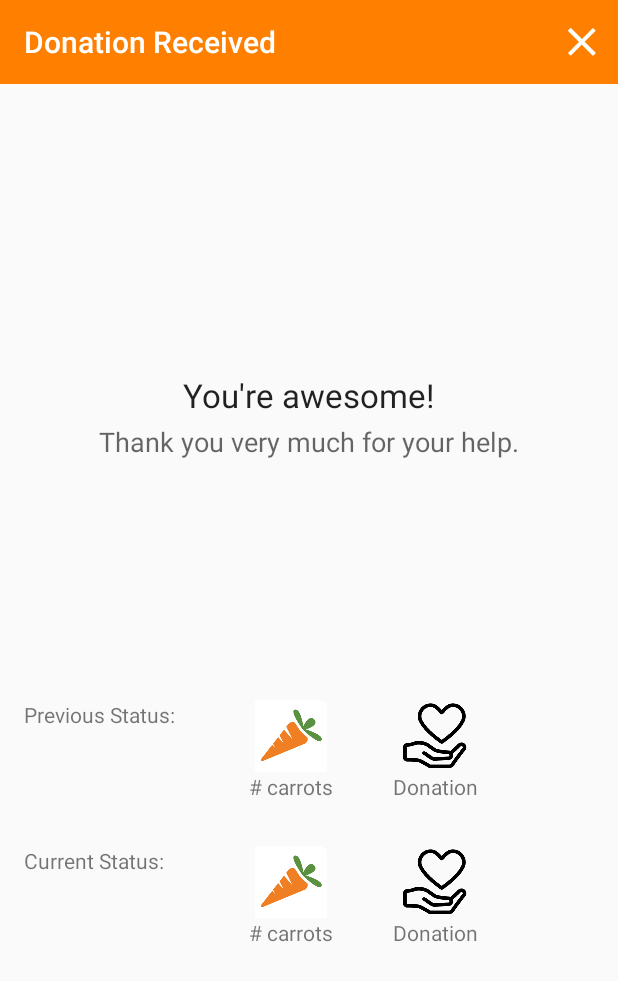
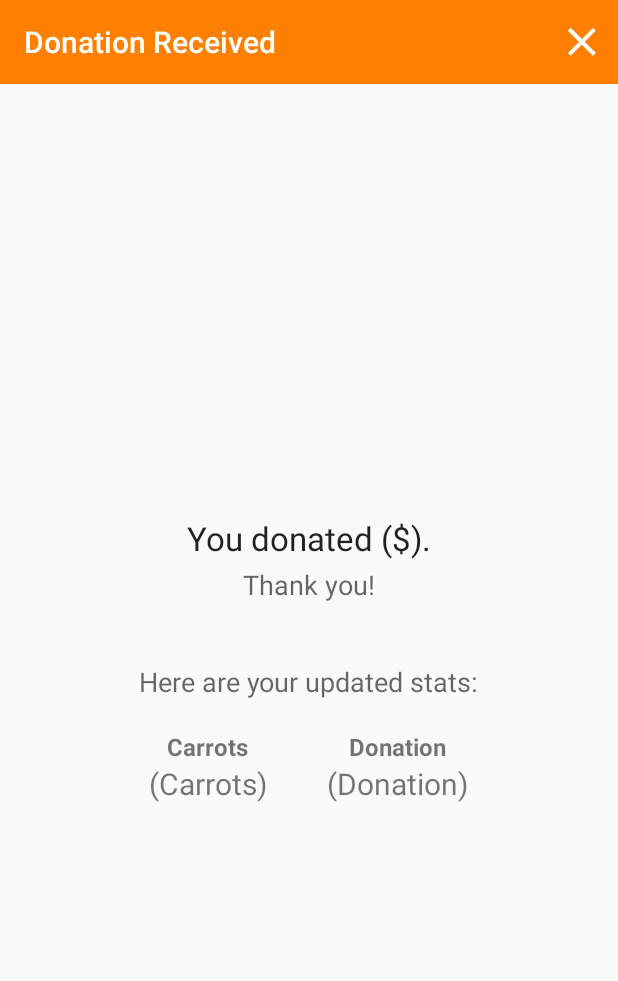
Before and after one commit to jak060/WhiteRabbit, an Android app: the DonationSuccessActivity screen opened directly, with no data from a screen before it, on a phone screen of 412 x 824 dp. Shown: the top 981 px of the screen. Run offline under Robolectric (Android 15) with nearby library versions, the light colour scheme and no system bars; 7 statements that could not run were skipped.

Commit message:
Update donation success activity

```diff
--- a/app/src/main/java/com/whiterabbitt/whiterabbitt/DonationSuccessActivity.java
+++ b/app/src/main/java/com/whiterabbitt/whiterabbitt/DonationSuccessActivity.java
@@ -13,8 +13,7 @@ public class DonationSuccessActivity extends AppCompatActivity {
     Integer currCarrots;
     Integer currAmount;
 
-    TextView prevCarrotView;
-    TextView prevAmountView;
+    TextView headerView;
     TextView currCarrotView;
     TextView currAmountView;
 
@@ -27,20 +26,20 @@ public class DonationSuccessActivity extends AppCompatActivity {
         getSupportActionBar().setElevation(0);
 
         // Initializing Views
-        prevCarrotView = (TextView) findViewById(R.id.carrots_value);
-        prevAmountView = (TextView) findViewById(R.id.donation_value);
-        currCarrotView = (TextView) findViewById(R.id.carrots_value2);
-        currAmountView = (TextView) findViewById(R.id.donation_points2);
+        headerView = (TextView) findViewById(R.id.header);
+        currCarrotView = (TextView) findViewById(R.id.carrots_value);
+        currAmountView = (TextView) findViewById(R.id.donation_value);
 
         Intent intent = getIntent();
 
+        // TODO: Probably want to change this to only save / retrieve amount donated.
         prevCarrots = (Integer) intent.getExtras().get("prevCarrots");
         prevAmount = (Integer) intent.getExtras().get("prevDonationPoints");
+
         currCarrots = (Integer) intent.getExtras().get("currentCarrots");
         currAmount = (Integer) intent.getExtras().get("currentDonationPoints");
 
-        prevCarrotView.setText(prevCarrots.toString());
-        prevAmountView.setText("$"+prevAmount.toString());
+        headerView.setText(String.format("You donated $%d.", currAmount - prevAmount));
         currCarrotView.setText(currCarrots.toString());
         currAmountView.setText("$"+currAmount.toString());
     }
--- a/app/src/main/res/layout/activity_donation_success.xml
+++ b/app/src/main/res/layout/activity_donation_success.xml
@@ -13,7 +13,7 @@
         android:layout_marginBottom="4dp"
         android:layout_centerHorizontal="true"
         android:textAppearance="?android:attr/textAppearanceLarge"
-        android:text="You're awesome!" />
+        android:text="You donated ($)." />
 
     <TextView android:id="@+id/subtitle"
         android:layout_below="@id/header"
@@ -21,29 +21,25 @@
         android:layout_height="wrap_content"
         android:layout_centerHorizontal="true"
         android:textAppearance="?android:attr/textAppearanceMedium"
-        android:text="Thank you very much for your help." />
+        android:text="Thank you!" />
 
-    <View android:id="@+id/placeholder"
+    <TextView android:id="@+id/text_stats"
         android:layout_below="@id/subtitle"
-        android:layout_width="160dp"
-        android:layout_height="160dp"
-        android:layout_centerHorizontal="true" />
+        android:layout_width="wrap_content"
+        android:layout_height="wrap_content"
+        android:layout_marginTop="40dp"
+        android:layout_marginBottom="20dp"
+        android:layout_centerHorizontal="true"
+        android:textAppearance="?android:attr/textAppearanceMedium"
+        android:text="Here are your updated stats:"/>
 
     <LinearLayout
-        android:layout_below="@id/placeholder"
-        android:layout_width="fill_parent"
+        android:layout_below="@id/text_stats"
+        android:layout_width="wrap_content"
         android:layout_height="wrap_content"
         android:orientation="horizontal"
         android:layout_centerHorizontal="true"
         android:id="@+id/linearLayout">
-
-        <TextView
-            android:layout_width="150dp"
-            android:layout_height="wrap_content"
-            android:layout_below="@+id/placeholder"
-            android:text="Previous Status:"
-            android:id="@+id/label_previous_status" />
-
         <LinearLayout
             android:layout_width="wrap_content"
             android:layout_height="wrap_content"
@@ -51,14 +47,17 @@
             android:layout_marginEnd="40dp"
             android:orientation="vertical">
 
-            <ImageView
+            <TextView
                 android:layout_width="wrap_content"
                 android:layout_height="wrap_content"
-                android:src="@drawable/ic_carrot_48dp" />
+                android:textStyle="bold"
+                android:textSize="16sp"
+                android:text="@string/carrots" />
             <TextView android:id="@+id/carrots_value"
                 android:layout_width="wrap_content"
                 android:layout_height="wrap_content"
-                android:text="# carrots" />
+                android:textSize="20sp"
+                android:text="@string/carrots_placeholder" />
         </LinearLayout>
 
         <LinearLayout
@@ -68,65 +67,17 @@
 
             android:orientation="vertical">
 
-            <ImageView
+            <TextView
                 android:layout_width="wrap_content"
                 android:layout_height="wrap_content"
-                android:src="@drawable/ic_donation_48dp" />
+                android:textStyle="bold"
+                android:textSize="16sp"
+                android:text="@string/donation" />
             <TextView android:id="@+id/donation_value"
                 android:layout_width="wrap_content"
                 android:layout_height="wrap_content"
-                android:text="Donation" />
-        </LinearLayout>
-    </LinearLayout>
-
-    <LinearLayout
-        android:layout_below="@id/linearLayout"
-        android:layout_width="fill_parent"
-        android:layout_height="wrap_content"
-        android:paddingTop="30dp"
-        android:orientation="horizontal"
-        android:layout_centerHorizontal="true"
-        android:id="@+id/linearLayout2">
-
-        <TextView
-            android:layout_width="150dp"
-            android:layout_height="wrap_content"
-            android:layout_below="@+id/linearLayout"
-            android:text="Current Status:"
-            android:id="@+id/label_current_status" />
-
-        <LinearLayout
-            android:layout_width="wrap_content"
-            android:layout_height="wrap_content"
-            android:gravity="center_horizontal"
-            android:layout_marginEnd="40dp"
-            android:orientation="vertical">
-
-            <ImageView
-                android:layout_width="wrap_content"
-                android:layout_height="wrap_content"
-                android:src="@drawable/ic_carrot_48dp" />
-            <TextView android:id="@+id/carrots_value2"
-                android:layout_width="wrap_content"
-                android:layout_height="wrap_content"
-                android:text="# carrots" />
-        </LinearLayout>
-
-        <LinearLayout
-            android:layout_width="wrap_content"
-            android:layout_height="wrap_content"
-            android:gravity="center_horizontal"
-
-            android:orientation="vertical">
-
-            <ImageView
-                android:layout_width="wrap_content"
-                android:layout_height="wrap_content"
-                android:src="@drawable/ic_donation_48dp" />
-            <TextView android:id="@+id/donation_points2"
-                android:layout_width="wrap_content"
-                android:layout_height="wrap_content"
-                android:text="Donation" />
+                android:textSize="20sp"
+                android:text="@string/donation_placeholder" />
         </LinearLayout>
     </LinearLayout>
 
```
